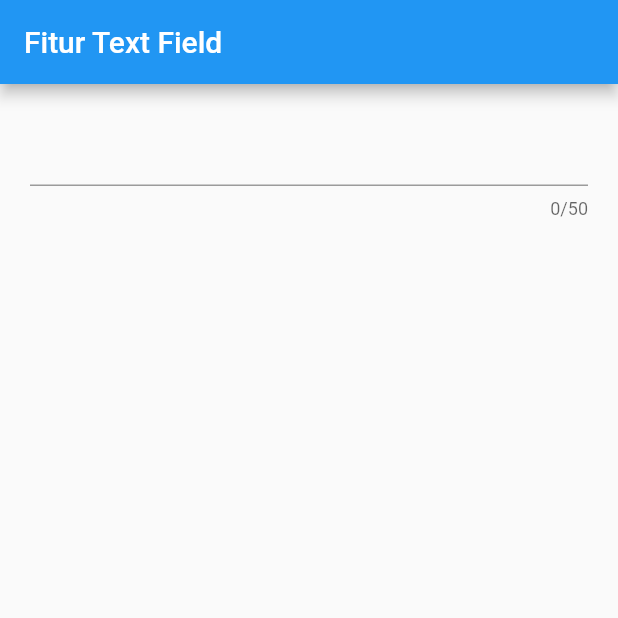
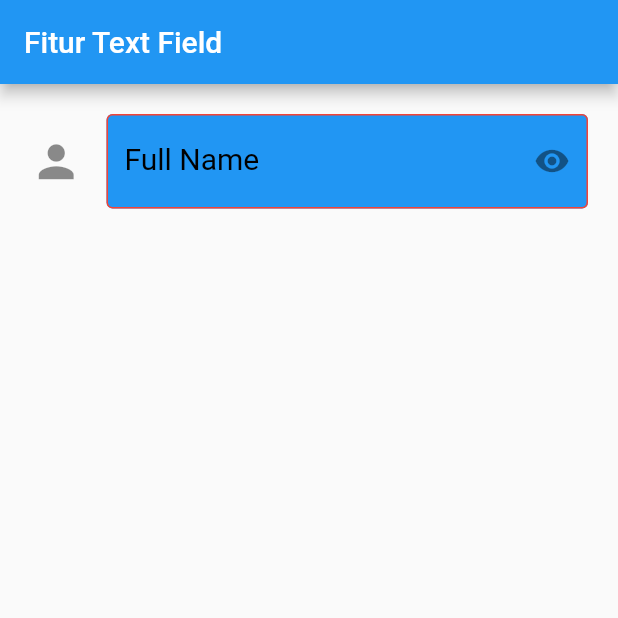
Before and after one commit to azrinurvani/Flutter-Basic-14-Text-Field-Fitur, a Flutter app: the screen it shows after launch, on a phone screen of 412 x 824 dp, the top half of it. Run offline on Flutter 3.47's test engine with Material 2 defaults, Android fonts, the phone set to English and light mode, and no system bars.

Commit message:
Decoration

```diff
--- a/lib/main.dart
+++ b/lib/main.dart
@@ -8,6 +8,7 @@ class MyApp extends StatelessWidget {
   @override
   Widget build(BuildContext context) {
     return MaterialApp(
+      debugShowCheckedModeBanner: false,
       home: Scaffold(
         appBar: AppBar(
           title: Text("Fitur Text Field"),
@@ -18,17 +19,76 @@ class MyApp extends StatelessWidget {
             child: Column(
               children: [
                 TextField(
+                  //FITUR
                   autocorrect: false,
-                  autofocus: false,
-                  enableSuggestions: true,
-                  enableInteractiveSelection: true, //untuk copas
-                  // enabled: true,
-                  // obscureText: false, //kaya text password yang di hide
-                  // obscuringCharacter:
-                  //     '&', // karakter untk replace karakter inputan (1 karakter)
-                  keyboardType: TextInputType.phone,
-                  readOnly: false,
-                  maxLength: 50,
+                  // autofocus: false,
+                  // enableSuggestions: true,
+                  // enableInteractiveSelection: true, //untuk copas
+                  // // enabled: true,
+                  obscureText: true, //kaya text password yang di hide
+                  obscuringCharacter:
+                      '*', // karakter untk replace karakter inputan (1 karakter)
+                  // keyboardType: TextInputType.phone,
+                  // readOnly: false,
+                  // maxLength: 5
+
+                  //DECORATION
+                  showCursor: true,
+                  cursorColor: Colors.red,
+                  // cursorWidth: 10,
+                  // cursorHeight: 25,
+                  // cursorRadius: Radius.circular(20),
+                  textAlign: TextAlign.start,
+                  textAlignVertical: TextAlignVertical.center,
+                  textCapitalization: TextCapitalization.none,
+                  style: TextStyle(
+                    color: Colors.red,
+                    fontSize: 20,
+                  ),
+                  decoration: InputDecoration(
+                    filled: true,
+                    fillColor: Colors.blue,
+                    icon: Icon(
+                      Icons.person,
+                      size: 35,
+                    ),
+                    border:
+                        OutlineInputBorder(), //ketika tidak mode focus atau belum di klik
+                    focusedBorder: OutlineInputBorder(
+                      borderSide: BorderSide(
+                        color: Colors.black,
+                      ),
+                    ),
+
+                    enabledBorder: OutlineInputBorder(
+                      borderSide: BorderSide(
+                        color: Colors.red,
+                      ),
+                    ),
+
+                    // prefix: Icon(
+                    //   Icons.person,
+                    //   size: 35,
+                    // ),
+                    // prefixText: "Name: ",
+                    // prefix: Icon(
+                    //   Icons.person,
+                    //   size: 35,
+                    // ),
+                    suffixIcon: IconButton(
+                      onPressed: () {},
+                      icon: Icon(Icons.remove_red_eye),
+                    ),
+                    hintText: "Please input your name..",
+                    hintStyle: TextStyle(
+                      color: Colors.black,
+                      fontSize: 20,
+                    ),
+                    labelText: "Full Name",
+                    labelStyle: TextStyle(
+                      color: Colors.black,
+                    ),
+                  ),
                 ),
               ],
             ),
```
